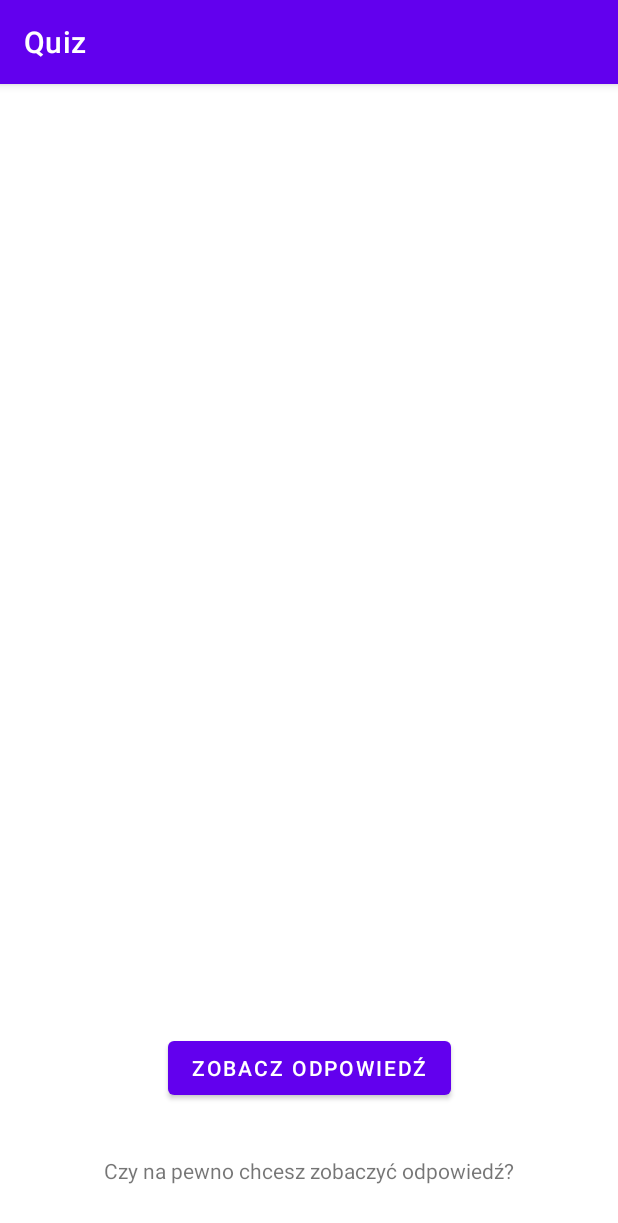
After one commit to szymonszymonszymonv/quiz-mobilne, an Android app: the PromptActivity screen opened directly, with no data from a screen before it, on a phone screen of 412 x 824 dp. The commit adds this screen. Shown: the top 1223 px of the screen. Run offline under Robolectric (Android 15) with nearby library versions, the phone set to English and light mode, and no system bars.

Commit message:
add prompts

```diff
--- a/app/src/main/AndroidManifest.xml
+++ b/app/src/main/AndroidManifest.xml
@@ -10,6 +10,9 @@
         android:supportsRtl="true"
         android:theme="@style/Theme.Quiz">
         <activity
+            android:name=".PromptActivity"
+            android:exported="true" />
+        <activity
             android:name=".MainActivity"
             android:exported="true">
             <intent-filter>
--- /dev/null
+++ b/app/src/main/java/pl/edu/pb/wi/PromptActivity.java
@@ -0,0 +1,41 @@
+package pl.edu.pb.wi;
+
+import androidx.appcompat.app.AppCompatActivity;
+
+import android.content.Intent;
+import android.os.Bundle;
+import android.view.View;
+import android.widget.Button;
+import android.widget.TextView;
+
+public class PromptActivity extends AppCompatActivity {
+
+    private Button showCorrectAnswerButton;
+    private TextView answerTextView;
+    private boolean correctAnswer;
+    public static final String KEY_EXTRA_ANSWER_SHOWN = "answerShown";
+
+
+    @Override
+    protected void onCreate(Bundle savedInstanceState) {
+        super.onCreate(savedInstanceState);
+        setContentView(R.layout.activity_prompt);
+        showCorrectAnswerButton = findViewById(R.id.show_answer_button);
+        answerTextView = findViewById(R.id.answer_text_view);
+        correctAnswer = getIntent().getBooleanExtra(MainActivity.KEY_EXTRA_ANSWER, true);
+
+        showCorrectAnswerButton.setOnClickListener(new View.OnClickListener() {
+            @Override
+            public void onClick(View v) {
+                int answer = correctAnswer ? R.string.button_true : R.string.button_false;
+                answerTextView.setText(answer);
+                setAnswerShownResult(true);
+            }
+        });
+    }
+    private void setAnswerShownResult(boolean answerWasShown){
+        Intent resultIntent = new Intent();
+        resultIntent.putExtra(KEY_EXTRA_ANSWER_SHOWN, answerWasShown);
+        setResult(RESULT_OK, resultIntent);
+    }
+}
--- /dev/null
+++ b/app/src/main/res/layout/activity_prompt.xml
@@ -0,0 +1,39 @@
+<?xml version="1.0" encoding="utf-8"?>
+<androidx.constraintlayout.widget.ConstraintLayout xmlns:android="http://schemas.android.com/apk/res/android"
+    xmlns:app="http://schemas.android.com/apk/res-auto"
+    xmlns:tools="http://schemas.android.com/tools"
+    android:layout_width="match_parent"
+    android:layout_height="match_parent"
+    tools:context=".PromptActivity">
+
+    <TextView
+        android:id="@+id/textView"
+        android:layout_width="wrap_content"
+        android:layout_height="wrap_content"
+        android:text="Czy na pewno chcesz zobaczyć odpowiedź?"
+        app:layout_constraintBottom_toBottomOf="parent"
+        app:layout_constraintEnd_toEndOf="parent"
+        app:layout_constraintStart_toStartOf="parent"
+        app:layout_constraintTop_toBottomOf="@+id/show_answer_button" />
+
+    <Button
+        android:id="@+id/show_answer_button"
+        android:layout_width="wrap_content"
+        android:layout_height="wrap_content"
+        android:layout_marginBottom="88dp"
+        android:text="Zobacz odpowiedź"
+        app:layout_constraintBottom_toBottomOf="parent"
+        app:layout_constraintEnd_toEndOf="parent"
+        app:layout_constraintStart_toStartOf="parent" />
+
+    <TextView
+        android:id="@+id/answer_text_view"
+        android:layout_width="wrap_content"
+        android:layout_height="wrap_content"
+        android:layout_marginBottom="32dp"
+        tools:text="Odpowiedź"
+        app:layout_constraintBottom_toTopOf="@+id/show_answer_button"
+        app:layout_constraintEnd_toEndOf="parent"
+        app:layout_constraintHorizontal_bias="0.498"
+        app:layout_constraintStart_toStartOf="parent" />
+</androidx.constraintlayout.widget.ConstraintLayout>
--- a/app/src/main/res/values/strings.xml
+++ b/app/src/main/res/values/strings.xml
@@ -10,6 +10,7 @@
     <string name="q_listener">Aplikacje dla systemu Android są sterowane zdarzeniowo</string>
     <string name="q_resources">Zasoby aplikacji dla systemu Android definiuje się w plikach .xml</string>
     <string name="q_find_resources">Do zasobów w aplikacji dla systemu Android odnosimy się po nazwach</string>
+    <string name="answer_was_shown">Oszukujesz! Odpowiedź była już wyświetlona.</string>
 
     <string name="correct_answer">Dobra odpowiedź</string>
     <string name="incorrect_answer">Zła odpowiedź</string>
```
Also changed, not shown: app/src/main/java/pl/edu/pb/wi/MainActivity.java (+77 -7 lines), app/src/main/res/layout/activity_main.xml (+8 -0 lines), 1 other file.
